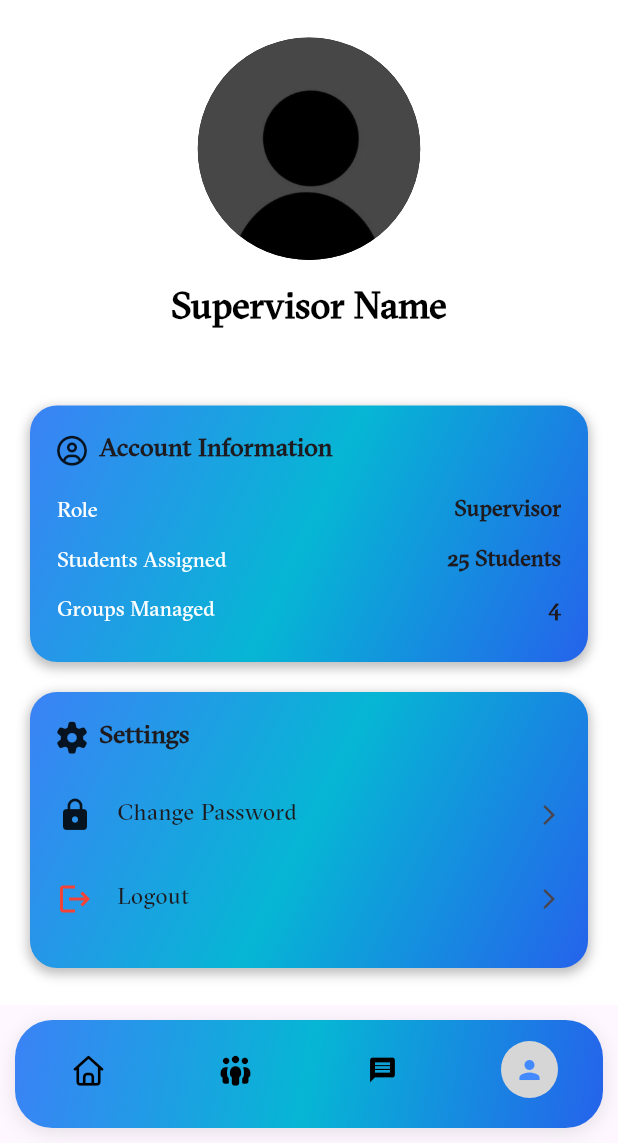
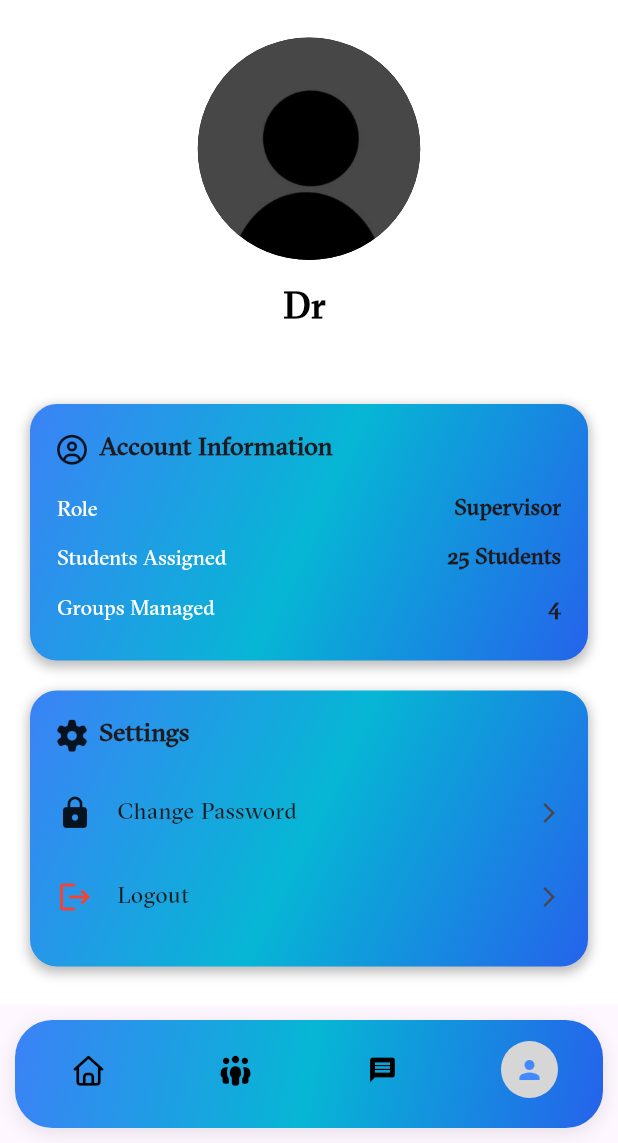
Before and after one commit to Donia-Abd-ElNasser/GradTrack, a Flutter app: the SupProfileView screen opened by its route, on a phone screen of 412 x 824 dp, the part 93-1236 px from its top. Run offline on Flutter 3.47's test engine with Material 3 defaults, Android fonts, the phone set to English and light mode, and no system bars; our stand-ins replace bloc, cloud_firestore, firebase_auth, firebase_core, fl_chart, flutter_bloc and 3 more; accounts and stored records are empty.

Commit message:
Editing in Supervisor Profile

```diff
--- a/lib/screens/profile/sup_profile_view.dart
+++ b/lib/screens/profile/sup_profile_view.dart
@@ -4,8 +4,9 @@ import 'package:font_awesome_flutter/font_awesome_flutter.dart';
 import 'package:go_router/go_router.dart';
 import 'package:gradtrack/core/constants.dart';
 import 'package:gradtrack/core/routes.dart';
-import 'package:gradtrack/core/shared_preferences.dart';
+
 import 'package:gradtrack/screens/auth/auth_cubit/auth_cubit.dart';
+import 'package:gradtrack/screens/auth/model/user_model.dart';
 
 class SupProfileView extends StatelessWidget {
   const SupProfileView({super.key});
@@ -13,7 +14,17 @@ class SupProfileView extends StatelessWidget {
   @override
   Widget build(BuildContext context) {
     final width = MediaQuery.of(context).size.width;
+return FutureBuilder<UserModel?>(
+      future: context.read<AuthCubit>().getCurrentUserData(),
+      builder: (context, snapshot) {
 
+        if (!snapshot.hasData) {
+          return const Scaffold(
+            body: Center(child: CircularProgressIndicator()),
+          );
+        }
+
+        final user = snapshot.data!;
     return Scaffold(
       backgroundColor: Colors.white,
       body: SafeArea(
@@ -36,7 +47,7 @@ class SupProfileView extends StatelessWidget {
 
               // ================= Name =========================
               Text(
-                "Supervisor Name",
+               'Dr ${user.name}',
                 style: TextStyle(
                   color: Colors.black,
                   fontSize: width * 0.06,
@@ -48,10 +59,10 @@ class SupProfileView extends StatelessWidget {
 
               // ================= Phone ========================
               Text(
-                "+20 01012345678",
+                user.email,
                 style: TextStyle(
                   fontSize: width * 0.045,
-                  color: Colors.white70,
+                  color: Colors.black87,
                 ),
               ),
 
@@ -98,7 +109,7 @@ class SupProfileView extends StatelessWidget {
         ),
       ),
     );
-  }
+  });}
 }
 
 // ==========================================================
```
